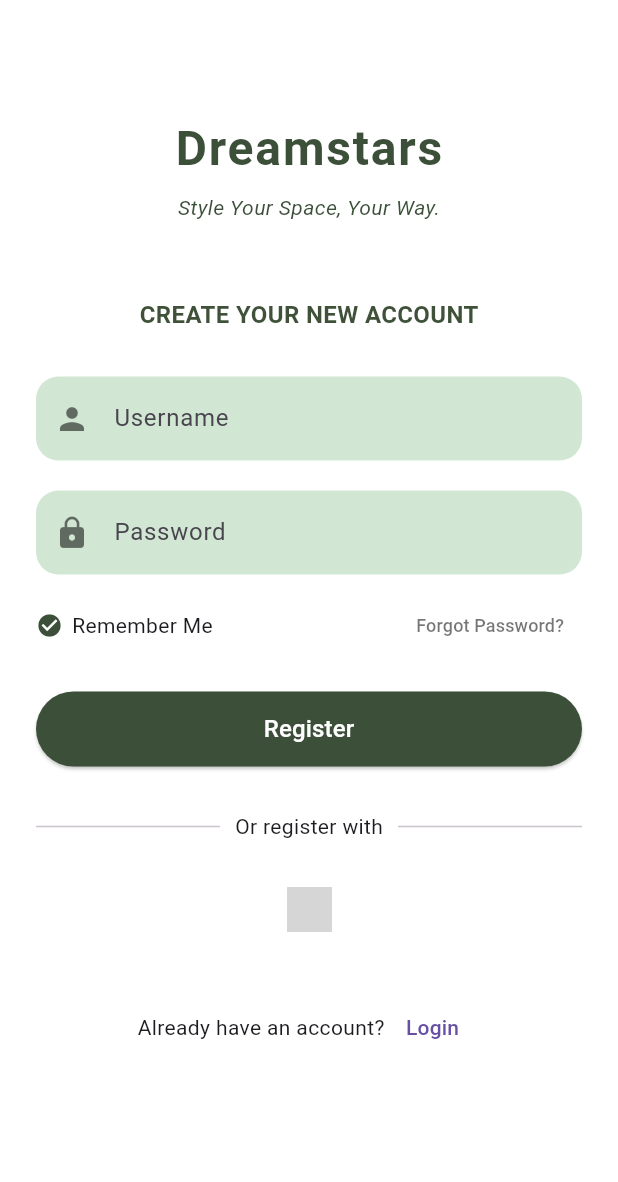
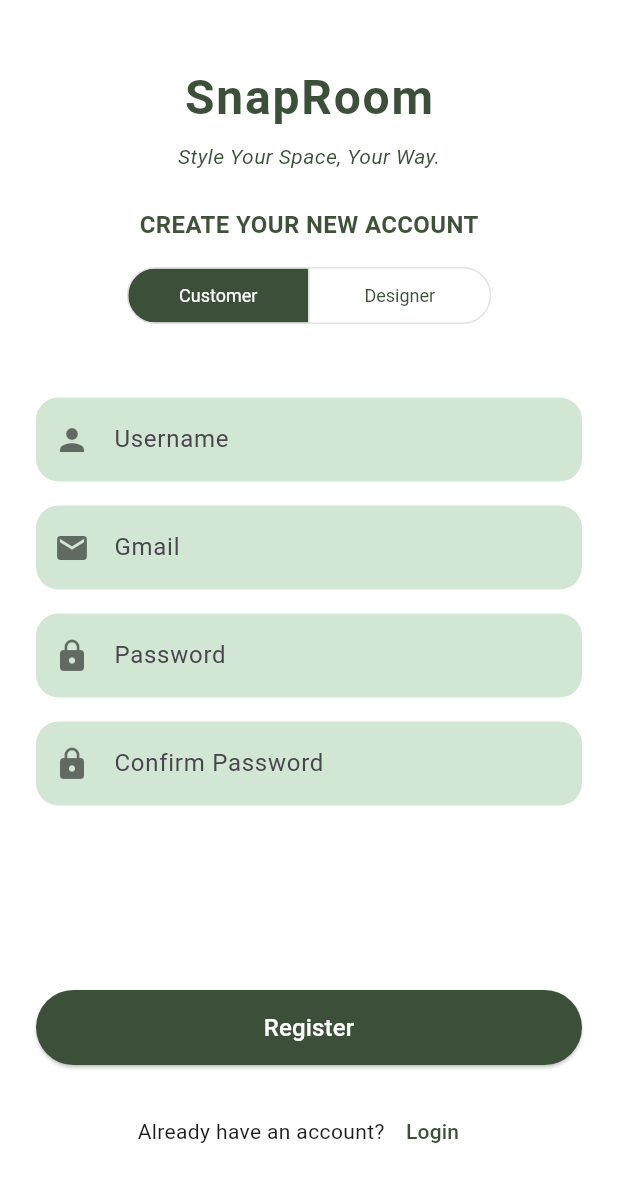
Before and after one commit to DreamStarsCompany/snaproom-mobile, a Flutter app: the screen it shows after launch, after a tap on "Sign up", on a phone screen of 412 x 824 dp. Shown: the top 1182 px of the screen. Run offline on Flutter 3.47's test engine with Material 3 defaults, Android fonts, the phone set to English and light mode, and no system bars; grey boxes are pictures that could not be loaded.

Commit message:
login regis, homepage

```diff
--- a/lib/routes/app_routes.dart
+++ b/lib/routes/app_routes.dart
@@ -1,10 +1,12 @@
 import 'package:flutter/material.dart';
 import '../screens/login/login_screen.dart';
 import '../screens/register/register_screen.dart';
+import '../screens/customerHomepage/customer_homepage.dart';
 
 class AppRoutes {
   static const String login = '/';
   static const String register = '/register';
+  static const String customerHomepage = '/customerHomepage';
 
   static Route<dynamic> generateRoute(RouteSettings settings) {
     switch (settings.name) {
@@ -12,11 +14,13 @@ class AppRoutes {
         return MaterialPageRoute(builder: (_) => const LoginScreen());
       case register:
         return MaterialPageRoute(builder: (_) => const RegisterScreen());
+      case customerHomepage:
+        return MaterialPageRoute(builder: (_) => const CustomerHomePage());
       default:
         return MaterialPageRoute(
-          builder: (_) => const Scaffold(
-            body: Center(child: Text('No route defined')),
-          ),
+          builder:
+              (_) =>
+                  const Scaffold(body: Center(child: Text('No route defined'))),
         );
     }
   }
--- a/lib/screens/login/login_screen.dart
+++ b/lib/screens/login/login_screen.dart
@@ -1,10 +1,19 @@
 import 'package:flutter/material.dart';
 import '../../widgets/custom_text_field.dart';
-import '../../widgets/social_login_button.dart';
 import '../../routes/app_routes.dart';
 
-class LoginScreen extends StatelessWidget {
+// Thêm import này
+import '../customerHomepage/customer_homepage.dart';
+
+class LoginScreen extends StatefulWidget {
   const LoginScreen({super.key});
+
+  @override
+  State<LoginScreen> createState() => _LoginScreenState();
+}
+
+class _LoginScreenState extends State<LoginScreen> {
+  int selectedIndex = 0; // 0: customer, 1: designer
 
   @override
   Widget build(BuildContext context) {
@@ -16,11 +25,11 @@ class LoginScreen extends StatelessWidget {
           child: Column(
             crossAxisAlignment: CrossAxisAlignment.center,
             children: [
-              const SizedBox(height: 40),
+              const SizedBox(height: 30),
               Column(
                 children: const [
                   Text(
-                    'Dreamstars',
+                    'SnapRoom',
                     style: TextStyle(
                       fontSize: 32,
                       fontWeight: FontWeight.bold,
@@ -40,15 +49,32 @@ class LoginScreen extends StatelessWidget {
               ),
               const SizedBox(height: 50),
               const Text(
-                'LOGIN TO YOUR ACCOUNT',
+                'LOGIN TO YOUR ACCOUTN',
                 style: TextStyle(
                   fontWeight: FontWeight.bold,
                   fontSize: 16,
                   color: Color(0xFF3F5139),
                 ),
               ),
+              const SizedBox(height: 8),
+              ToggleButtons(
+                isSelected: [selectedIndex == 0, selectedIndex == 1],
+                onPressed: (index) {
+                  setState(() {
+                    selectedIndex = index;
+                  });
+                },
+                borderRadius: BorderRadius.circular(20),
+                selectedColor: Colors.white,
+                fillColor: const Color(0xFF3B4F39),
+                color: const Color(0xFF3B4F39),
+                textStyle: const TextStyle(fontSize: 12),
+                constraints: const BoxConstraints(minHeight: 36, minWidth: 120),
+                children: const [Text('Customer'), Text('Designer')],
+              ),
               const SizedBox(height: 30),
-              const CustomTextField(hintText: 'Username', icon: Icons.person),
+              const CustomTextField(
+                hintText: 'Username', icon: Icons.person),
               const SizedBox(height: 20),
               const CustomTextField(
                 hintText: 'Password',
@@ -58,12 +84,14 @@ class LoginScreen extends StatelessWidget {
               const SizedBox(height: 10),
               Row(
                 children: [
-                  const Icon(Icons.check_circle, color: Color(0xFF3B4F39), size: 18),
-                  const SizedBox(width: 6),
-                  const Text('Remember Me'),
                   const Spacer(),
                   TextButton(
                     onPressed: () {},
+                    style: ButtonStyle(
+                      overlayColor: MaterialStateProperty.all(
+                        Colors.transparent,
+                      ),
+                    ),
                     child: const Text(
                       'Forgot Password?',
                       style: TextStyle(color: Colors.black54, fontSize: 12),
@@ -73,7 +101,22 @@ class LoginScreen extends StatelessWidget {
               ),
               const SizedBox(height: 20),
               ElevatedButton(
-                onPressed: () {},
+                onPressed: () {
+                  if (selectedIndex == 0) {
+                    // Điều hướng đến CustomerHomePage
+                    Navigator.pushReplacement(
+                      context,
+                      MaterialPageRoute(
+                        builder: (_) => const CustomerHomePage(),
+                      ),
+                    );
+                  } else {
+                    // Tạm thời chưa xử lý designer
+                    ScaffoldMessenger.of(context).showSnackBar(
+                      const SnackBar(content: Text('Designer login not implemented yet')),
+                    );
+                  }
+                },
                 style: ElevatedButton.styleFrom(
                   backgroundColor: const Color(0xFF3B4F39),
                   foregroundColor: Colors.white,
@@ -85,19 +128,7 @@ class LoginScreen extends StatelessWidget {
                 child: const Text('Login', style: TextStyle(fontSize: 16)),
               ),
               const SizedBox(height: 30),
-              Row(
-                children: const [
-                  Expanded(child: Divider()),
-                  Padding(
-                    padding: EdgeInsets.symmetric(horizontal: 10),
-                    child: Text('Or login with'),
-                  ),
-                  Expanded(child: Divider()),
-                ],
-              ),
-              const SizedBox(height: 20),
-              const SocialLoginButton(),
-              const SizedBox(height: 30),
+
               Row(
                 mainAxisAlignment: MainAxisAlignment.center,
                 children: [
@@ -106,7 +137,9 @@ class LoginScreen extends StatelessWidget {
                     onPressed: () {
                       Navigator.pushNamed(context, AppRoutes.register);
                     },
-                    child: const Text('Sign up'),
+                    child: const Text(
+                      'Sign up',
+                      style: TextStyle(color: Color(0xFF3B4F39)),),
                   ),
                 ],
               ),
--- a/lib/screens/register/register_screen.dart
+++ b/lib/screens/register/register_screen.dart
@@ -1,26 +1,64 @@
 import 'package:flutter/material.dart';
 import '../../widgets/custom_text_field.dart';
-import '../../widgets/social_login_button.dart';
 import '../../routes/app_routes.dart';
 
-class RegisterScreen extends StatelessWidget {
+class RegisterScreen extends StatefulWidget {
   const RegisterScreen({super.key});
 
   @override
+  State<RegisterScreen> createState() => _RegisterScreenState();
+}
+
+class _RegisterScreenState extends State<RegisterScreen> {
+  int selectedIndex = 0; // 0: Customer, 1: Designer
+
+  final usernameField = const CustomTextField(
+    hintText: 'Username',
+    icon: Icons.person,
+  );
+  final emailField = const CustomTextField(
+    hintText: 'Gmail',
+    icon: Icons.email,
+  );
+  final portfolioField = const CustomTextField(
+    hintText: 'Portfolio Link',
+    icon: Icons.work,
+  );
+  final passwordField = const CustomTextField(
+    hintText: 'Password',
+    icon: Icons.lock,
+    obscureText: true,
+  );
+  final confirmPasswordField = const CustomTextField(
+    hintText: 'Confirm Password',
+    icon: Icons.lock,
+    obscureText: true,
+  );
+
+
+  @override
   Widget build(BuildContext context) {
+    final commonFields = <Widget>[
+      const SizedBox(height: 20),
+      usernameField,
+      const SizedBox(height: 16),
+      emailField,
+      const SizedBox(height: 16),
+      passwordField,
+      const SizedBox(height: 16),
+      confirmPasswordField,
+    ];
+
     return Scaffold(
       backgroundColor: Colors.white,
       body: SafeArea(
-        child: SingleChildScrollView(
-          padding: const EdgeInsets.symmetric(horizontal: 24, vertical: 36),
+        child: Padding(
+          padding: const EdgeInsets.symmetric(horizontal: 24, vertical: 30),
           child: Column(
-            crossAxisAlignment: CrossAxisAlignment.center,
             children: [
-              const SizedBox(height: 40),
-              Column(
-                children: const [
-                  Text(
-                    'Dreamstars',
+              const SizedBox(height: 12),
+              const Text(
+                'SnapRoom',
                 style: TextStyle(
                   fontSize: 32,
                   fontWeight: FontWeight.bold,
@@ -28,17 +66,15 @@ class RegisterScreen extends StatelessWidget {
                   letterSpacing: 1.2,
                 ),
               ),
-                  SizedBox(height: 6),
-                  Text(
+              const SizedBox(height: 6),
+              const Text(
                 'Style Your Space, Your Way.',
                 style: TextStyle(
                   fontStyle: FontStyle.italic,
                   color: Color(0xFF3B4F39),
                 ),
               ),
-                ],
-              ),
-              const SizedBox(height: 50),
+              const SizedBox(height: 24),
               const Text(
                 'CREATE YOUR NEW ACCOUNT',
                 style: TextStyle(
@@ -47,33 +83,46 @@ class RegisterScreen extends StatelessWidget {
                   color: Color(0xFF3F5139),
                 ),
               ),
-              const SizedBox(height: 30),
-              const CustomTextField(hintText: 'Username', icon: Icons.person),
-              const SizedBox(height: 20),
-              const CustomTextField(
-                hintText: 'Password',
-                icon: Icons.lock,
-                obscureText: true,
+              const SizedBox(height: 12),
+              ToggleButtons(
+                isSelected: [selectedIndex == 0, selectedIndex == 1],
+                onPressed: (index) {
+                  setState(() {
+                    selectedIndex = index;
+                  });
+                },
+                borderRadius: BorderRadius.circular(20),
+                selectedColor: Colors.white,
+                fillColor: const Color(0xFF3B4F39),
+                color: const Color(0xFF3B4F39),
+                textStyle: const TextStyle(fontSize: 12),
+                constraints: const BoxConstraints(minHeight: 36, minWidth: 120),
+                children: const [Text('Customer'), Text('Designer')],
               ),
-              const SizedBox(height: 10),
-              Row(
+              const SizedBox(height: 24),
+
+              if (selectedIndex == 0)
+                Expanded(child: Column(children: commonFields))
+              else
+                Expanded(
+                  child: SingleChildScrollView(
+                    child: Column(
                       children: [
-                  const Icon(Icons.check_circle, color: Color(0xFF3B4F39), size: 18),
-                  const SizedBox(width: 6),
-                  const Text('Remember Me'),
-                  const Spacer(),
-                  TextButton(
-                    onPressed: () {},
-                    child: const Text(
-                      'Forgot Password?',
-                      style: TextStyle(color: Colors.black54, fontSize: 12),
+                        ...commonFields,
+                        const SizedBox(height: 16),
+                        portfolioField,
+                        const SizedBox(height: 28),
+                      ],
                     ),
                   ),
-                ],
                 ),
-              const SizedBox(height: 20),
+
+              const SizedBox(height: 28),
+
               ElevatedButton(
-                onPressed: () {},
+                onPressed: () {
+                  // TODO: Handle register logic
+                },
                 style: ElevatedButton.styleFrom(
                   backgroundColor: const Color(0xFF3B4F39),
                   foregroundColor: Colors.white,
@@ -84,20 +133,9 @@ class RegisterScreen extends StatelessWidget {
                 ),
                 child: const Text('Register', style: TextStyle(fontSize: 16)),
               ),
-              const SizedBox(height: 30),
-              Row(
-                children: const [
-                  Expanded(child: Divider()),
-                  Padding(
-                    padding: EdgeInsets.symmetric(horizontal: 10),
-                    child: Text('Or register with'),
-                  ),
-                  Expanded(child: Divider()),
-                ],
-              ),
+
               const SizedBox(height: 20),
-              const SocialLoginButton(),
-              const SizedBox(height: 30),
+
               Row(
                 mainAxisAlignment: MainAxisAlignment.center,
                 children: [
@@ -106,10 +144,14 @@ class RegisterScreen extends StatelessWidget {
                     onPressed: () {
                       Navigator.pushNamed(context, AppRoutes.login);
                     },
-                    child: const Text('Login'),
+                    child: const Text(
+                      'Login',
+                      style: TextStyle(color: Color(0xFF3B4F39)),
+                    ),
                   ),
                 ],
               ),
+              const SizedBox(height: 16),
             ],
           ),
         ),
--- a/lib/widgets/custom_text_field.dart
+++ b/lib/widgets/custom_text_field.dart
@@ -15,6 +15,7 @@ class CustomTextField extends StatelessWidget {
   @override
   Widget build(BuildContext context) {
     return TextField(
+      cursorColor: const Color(0xFF3B4F39),
       obscureText: obscureText,
       decoration: InputDecoration(
         prefixIcon: Icon(icon, color: Colors.black54),
--- a/lib/widgets/social_login_button.dart
+++ b/lib/widgets/social_login_button.dart
@@ -9,7 +9,7 @@ class SocialLoginButton extends StatelessWidget {
       radius: 25,
       backgroundColor: Colors.white,
       child: Image.asset(
-        'assets/images/google_logo.png',
+        'assets/images/gg_icon.png',
         width: 30,
         height: 30,
       ),
--- a/pubspec.yaml
+++ b/pubspec.yaml
@@ -56,6 +56,8 @@ flutter:
   # included with your application, so that you can use the icons in
   # the material Icons class.
   uses-material-design: true
+  assets:
+    - assets/images/
 
   # To add assets to your application, add an assets section, like this:
   # assets:
```
Also changed, not shown: lib/screens/customerHomepage/customer_homepage.dart (added, +62 -0 lines), lib/widgets/customer_header.dart (added, +58 -0 lines), lib/widgets/customer_menu.dart (added, +111 -0 lines), assets/images/gg_icon.png (added). Lines whose indentation alone changed are shown as unchanged.
